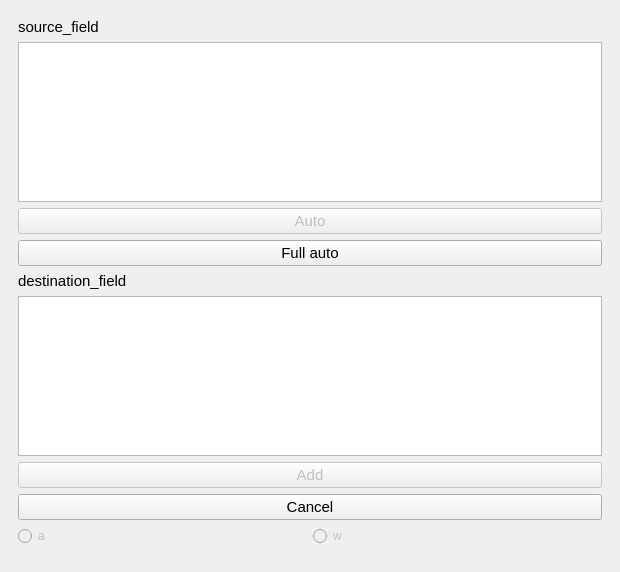
Old version of the form diagwayprojection/DiagwayProjection_dockwidget_base.ui in the repository StundFR/diagway.
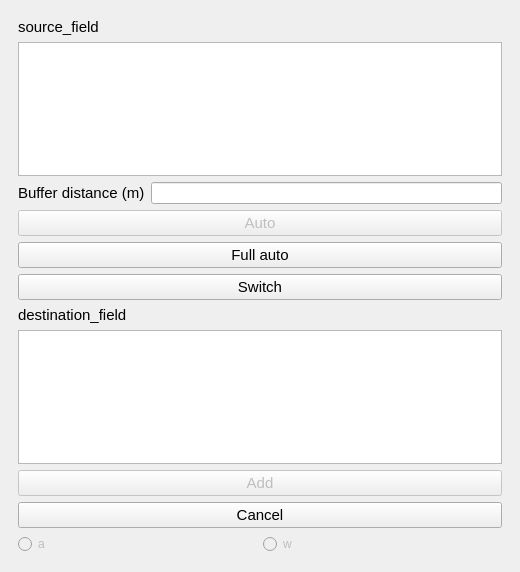
New version of the form. The open tabs and pages were chosen to show the change. Icons and pictures are not drawn. Custom widgets are drawn as their Qt base class.

Commit message: Ajout du bouton 'Switch' et de la distance du buffer

Diff of the .ui file:
```diff
--- a/diagwayprojection/DiagwayProjection_dockwidget_base.ui
+++ b/diagwayprojection/DiagwayProjection_dockwidget_base.ui
@@ -6,7 +6,7 @@
    <rect>
     <x>0</x>
     <y>0</y>
-    <width>620</width>
+    <width>520</width>
     <height>572</height>
    </rect>
   </property>
@@ -14,8 +14,8 @@
    <string>DiagwayProjection</string>
   </property>
   <widget class="QWidget" name="dockWidgetContents">
-   <layout class="QVBoxLayout" name="verticalLayout_8">
-    <item>
+   <layout class="QGridLayout" name="gridLayout">
+    <item row="0" column="0">
      <widget class="QStackedWidget" name="stackedWidget">
       <property name="maximumSize">
        <size>
@@ -549,6 +549,25 @@
           </property>
          </widget>
         </item>
+        <item>
+         <layout class="QHBoxLayout" name="horizontalLayout_8">
+          <item>
+           <widget class="QLabel" name="buffer_label_distance">
+            <property name="font">
+             <font>
+              <pointsize>11</pointsize>
+             </font>
+            </property>
+            <property name="text">
+             <string>Buffer distance (m)</string>
+            </property>
+           </widget>
+          </item>
+          <item>
+           <widget class="QLineEdit" name="lineEdit"/>
+          </item>
+         </layout>
+        </item>
         <item>
          <widget class="QPushButton" name="push_auto">
           <property name="enabled">
@@ -579,6 +598,21 @@
           </property>
          </widget>
         </item>
+        <item>
+         <widget class="QPushButton" name="push_switch">
+          <property name="enabled">
+           <bool>true</bool>
+          </property>
+          <property name="font">
+           <font>
+            <pointsize>11</pointsize>
+           </font>
+          </property>
+          <property name="text">
+           <string>Switch</string>
+          </property>
+         </widget>
+        </item>
         <item>
          <widget class="QLabel" name="destination_label_field">
           <property name="font">
@@ -661,8 +695,8 @@
           </property>
           <property name="sizeHint" stdset="0">
            <size>
-            <width>20</width>
-            <height>40</height>
+            <width>17</width>
+            <height>37</height>
            </size>
           </property>
          </spacer>
```
Left out of the diff: 5 changed lines with no effect on the pictures.
